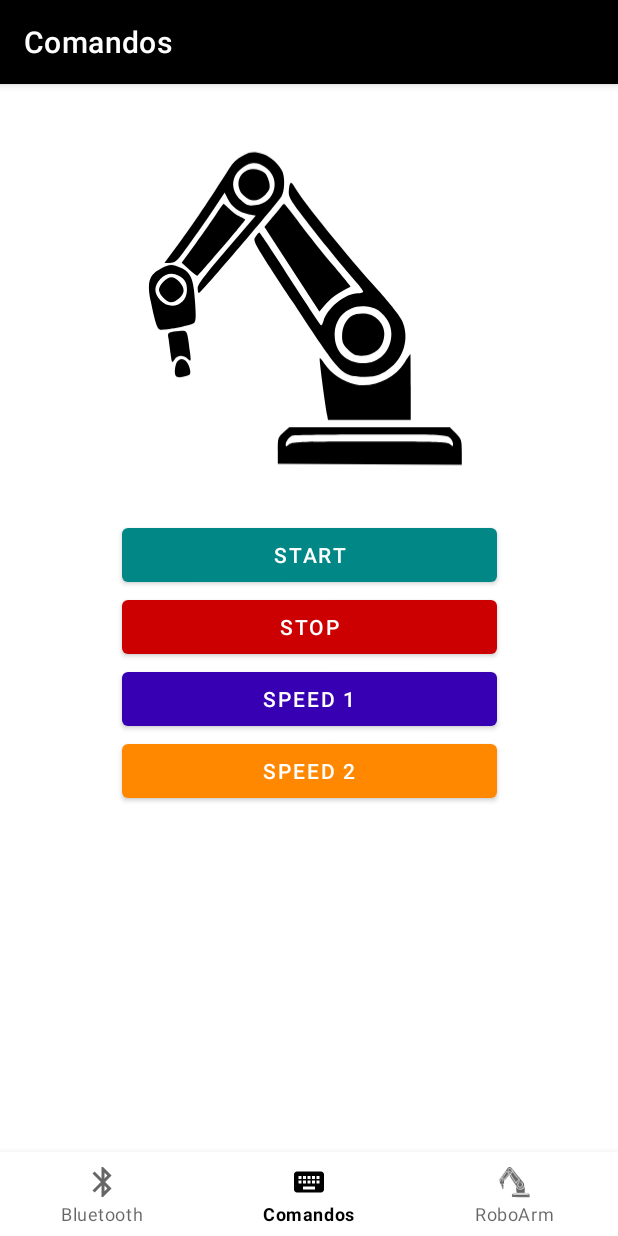
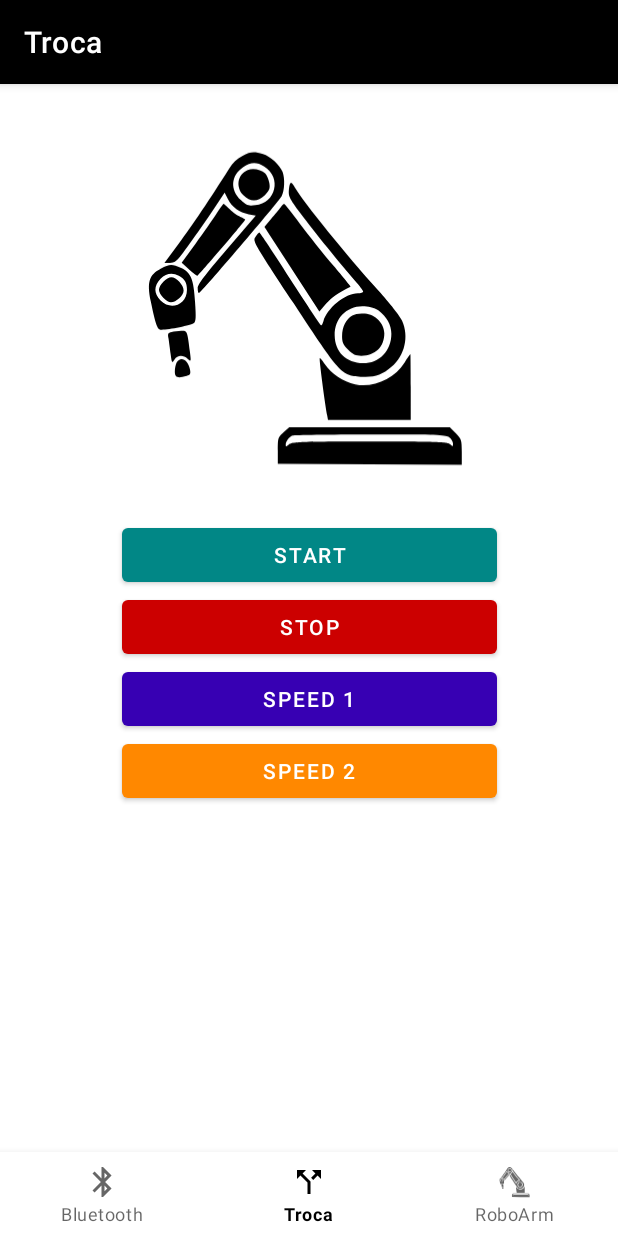
Before and after one commit to fdacio/RoboArm, an Android app: the TrocaFragment screen opened through its navigation route, on a phone screen of 412 x 824 dp. Run offline under Robolectric (Android 15) with nearby library versions, the phone set to English and light mode, and no system bars; our stand-ins replace navigation-ui.

Commit message:
ajuste importantes

```diff
--- a/app/build.gradle
+++ b/app/build.gradle
@@ -3,13 +3,13 @@ plugins {
 }
 
 android {
-    compileSdkVersion 30
-    buildToolsVersion "30.0.3"
+    compileSdkVersion 31
+    buildToolsVersion "31.0.0"
 
     defaultConfig {
         applicationId "br.com.daciosoftware.roboarm"
         minSdkVersion 19
-        targetSdkVersion 30
+        targetSdkVersion 31
         versionCode 1
         versionName "1.0"
 
--- a/app/src/main/AndroidManifest.xml
+++ b/app/src/main/AndroidManifest.xml
@@ -17,7 +17,8 @@
         <activity
             android:name=".MainActivity"
             android:label="@string/app_name"
-            android:screenOrientation="portrait">
+            android:screenOrientation="portrait"
+            android:exported="true">
             <intent-filter>
                 <action android:name="android.intent.action.MAIN" />
                 <category android:name="android.intent.category.LAUNCHER" />
--- a/app/src/main/java/br/com/daciosoftware/roboarm/MainActivity.java
+++ b/app/src/main/java/br/com/daciosoftware/roboarm/MainActivity.java
@@ -26,7 +26,7 @@ public class MainActivity extends AppCompatActivity {
         // Passing each menu ID as a set of Ids because each
         // menu should be considered as top level destinations.
         AppBarConfiguration appBarConfiguration = new AppBarConfiguration.Builder(
-                R.id.navigation_bluetooth, R.id.navigation_comandos, R.id.navigation_roboarm)
+                R.id.navigation_bluetooth, R.id.navigation_troca, R.id.navigation_roboarm)
                 .build();
 
         NavController navController = Navigation.findNavController(this, R.id.nav_host_fragment);
--- a/app/src/main/java/br/com/daciosoftware/roboarm/ui/comandos/ComandosFragment.java
+++ b/app/src/main/java/br/com/daciosoftware/roboarm/ui/troca/TrocaFragment.java
@@ -1,4 +1,4 @@
-package br.com.daciosoftware.roboarm.ui.comandos;
+package br.com.daciosoftware.roboarm.ui.troca;
 
 import android.content.Context;
 import android.os.Bundle;
@@ -15,7 +15,7 @@ import br.com.daciosoftware.roboarm.BluetoothConnection;
 import br.com.daciosoftware.roboarm.BluetoothInstance;
 import br.com.daciosoftware.roboarm.R;
 
-public class ComandosFragment extends Fragment {
+public class TrocaFragment extends Fragment {
 
     private View root;
     private Context mContext;
--- /dev/null
+++ b/app/src/main/res/drawable/ic_baseline_call_split_24.xml
@@ -0,0 +1,5 @@
+<vector android:autoMirrored="true" android:height="24dp"
+    android:tint="#FFFFFF" android:viewportHeight="24"
+    android:viewportWidth="24" android:width="24dp" xmlns:android="http://schemas.android.com/apk/res/android">
+    <path android:fillColor="@android:color/white" android:pathData="M14,4l2.29,2.29 -2.88,2.88 1.42,1.42 2.88,-2.88L20,10L20,4zM10,4L4,4v6l2.29,-2.29 4.71,4.7L11,20h2v-8.41l-5.29,-5.3z"/>
+</vector>
--- a/app/src/main/res/drawable/ic_baseline_keyboard_24.xml
+++ /dev/null
@@ -1,5 +0,0 @@
-<vector android:height="24dp" android:tint="#000000"
-    android:viewportHeight="24" android:viewportWidth="24"
-    android:width="24dp" xmlns:android="http://schemas.android.com/apk/res/android">
-    <path android:fillColor="@android:color/white" android:pathData="M20,5L4,5c-1.1,0 -1.99,0.9 -1.99,2L2,17c0,1.1 0.9,2 2,2h16c1.1,0 2,-0.9 2,-2L22,7c0,-1.1 -0.9,-2 -2,-2zM11,8h2v2h-2L11,8zM11,11h2v2h-2v-2zM8,8h2v2L8,10L8,8zM8,11h2v2L8,13v-2zM7,13L5,13v-2h2v2zM7,10L5,10L5,8h2v2zM16,17L8,17v-2h8v2zM16,13h-2v-2h2v2zM16,10h-2L14,8h2v2zM19,13h-2v-2h2v2zM19,10h-2L17,8h2v2z"/>
-</vector>
--- a/app/src/main/res/layout/fragment_comandos.xml
+++ b/app/src/main/res/layout/fragment_comandos.xml
@@ -4,7 +4,7 @@
     xmlns:tools="http://schemas.android.com/tools"
     android:layout_width="match_parent"
     android:layout_height="match_parent"
-    tools:context=".ui.comandos.ComandosFragment">
+    tools:context=".ui.troca.TrocaFragment">
 
     <Button
         android:id="@+id/button_start"
--- a/app/src/main/res/menu/bottom_nav_menu.xml
+++ b/app/src/main/res/menu/bottom_nav_menu.xml
@@ -7,9 +7,9 @@
         android:title="@string/title_bluetooth" />
 
     <item
-        android:id="@+id/navigation_comandos"
-        android:icon="@drawable/ic_baseline_keyboard_24"
-        android:title="@string/title_comandos" />
+        android:id="@+id/navigation_troca"
+        android:icon="@drawable/ic_baseline_call_split_24"
+        android:title="@string/title_troca" />
 
     <item
         android:id="@+id/navigation_roboarm"
--- a/app/src/main/res/navigation/mobile_navigation.xml
+++ b/app/src/main/res/navigation/mobile_navigation.xml
@@ -12,9 +12,9 @@
         tools:layout="@layout/fragment_bluetooth" />
 
     <fragment
-        android:id="@+id/navigation_comandos"
-        android:name="br.com.daciosoftware.roboarm.ui.comandos.ComandosFragment"
-        android:label="@string/title_comandos"
+        android:id="@+id/navigation_troca"
+        android:name="br.com.daciosoftware.roboarm.ui.troca.TrocaFragment"
+        android:label="@string/title_troca"
         tools:layout="@layout/fragment_bluetooth" />
 
     <fragment
--- a/app/src/main/res/values/strings.xml
+++ b/app/src/main/res/values/strings.xml
@@ -1,7 +1,7 @@
 <resources>
     <string name="app_name">RoboArm</string>
     <string name="title_bluetooth">Bluetooth</string>
-    <string name="title_comandos">Comandos</string>
+    <string name="title_troca">Troca</string>
     <string name="title_roboarm">RoboArm</string>
     <string name="scan">Procurar</string>
     <string name="disconnect">Desconectar</string>
```
Also changed, not shown: 2 other files.
